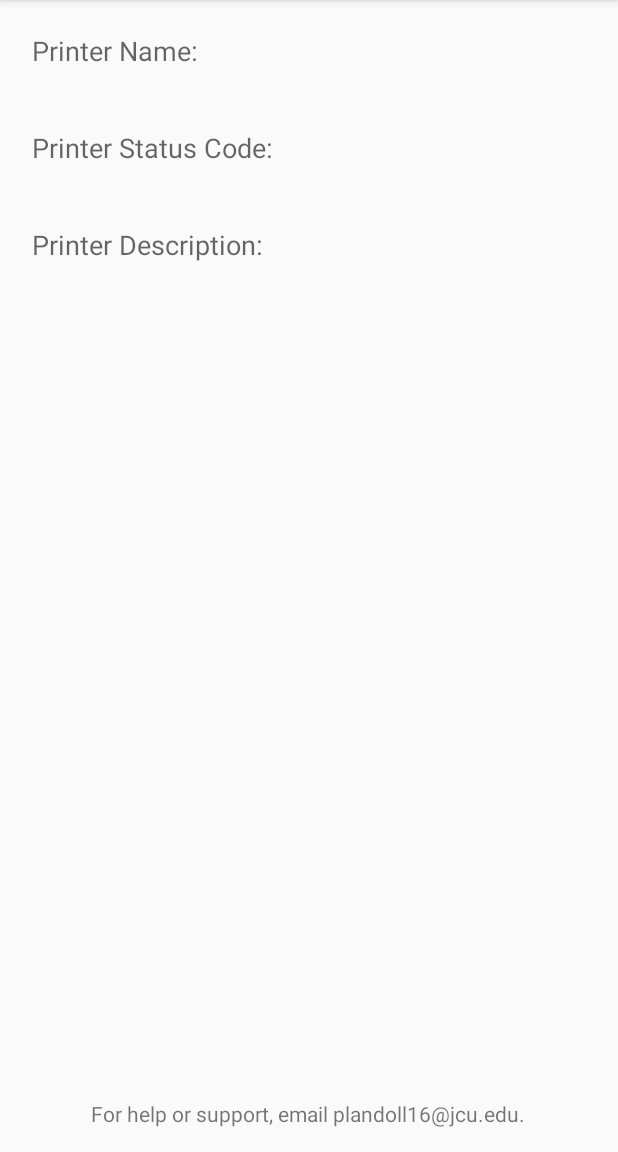
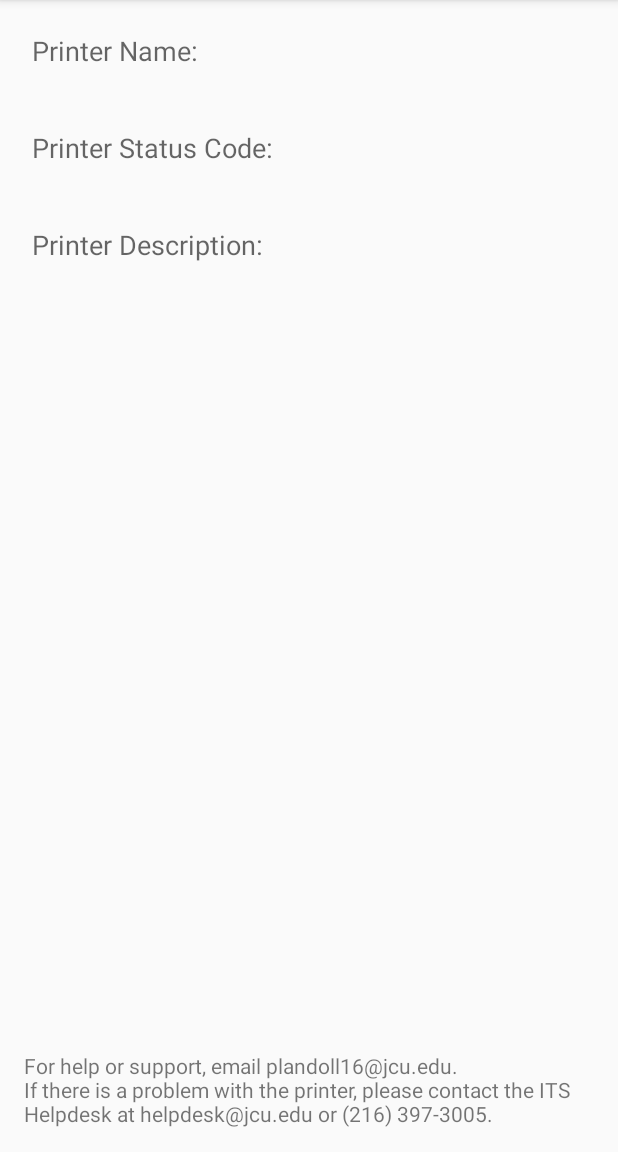
Before and after one commit to pwlandoll/PrinterLocatorApp, an Android app: the DisplayPrinterActivity screen opened directly, with no data from a screen before it, on a phone screen of 412 x 824 dp, the part 84-1236 px from its top. Run offline under Robolectric (Android 15) with nearby library versions, the phone set to English and light mode, and no system bars.

Commit message:
Minor changes, fixed bug with status codes only being zeros

```diff
--- a/app/src/main/java/edu/jcu/plandoll16/printerlocator/PrinterHelper.java
+++ b/app/src/main/java/edu/jcu/plandoll16/printerlocator/PrinterHelper.java
@@ -65,7 +65,7 @@ public class PrinterHelper {
             //  database, then update that printer with status code printerInfoArray[2]
             p = new Printer(printerInfoArray[0]);
             p.setStatusCode(Integer.parseInt(printerInfoArray[2]));
-            printerArrayList.add(new Printer(printerInfoArray[0]));
+            printerArrayList.add(p);
         }
         // TODO: sort printerArrayList before display?
     }
--- a/app/src/main/res/layout/activity_display_printer.xml
+++ b/app/src/main/res/layout/activity_display_printer.xml
@@ -71,7 +71,7 @@
     <TextView
         android:layout_width="wrap_content"
         android:layout_height="wrap_content"
-        android:text="@string/help"
+        android:text="@string/helpAndReport"
         android:id="@+id/helpTextView"
         android:layout_alignParentBottom="true"
         android:layout_centerHorizontal="true" />
--- a/app/src/main/res/values/strings.xml
+++ b/app/src/main/res/values/strings.xml
@@ -5,6 +5,9 @@
     <string name="findNearestPrinter">Find nearest printers</string>
     <string name="found">Nearest printer found:</string>
     <string name="help">For help or support, email plandoll16@jcu.edu.</string>
+    <string name="helpAndReport">
+        For help or support, email plandoll16@jcu.edu.\nIf there is a problem with the printer, please contact the ITS Helpdesk at helpdesk@jcu.edu or (216) 397-3005.
+    </string>
     <string name="listAllPrinters">List all available printers</string>
     <string name="locationNotice">
         This app prefers to have GPS enabled on your device.
```
